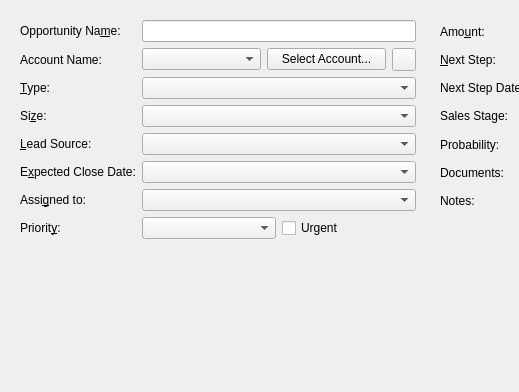
First picture: the form in client/src/details/opportunitydetails.ui, repository KDAB/FatCRM, before the edit; both pictures show x 0 to 519 and y 0 to 392 of the 855 by 392 pixel window.
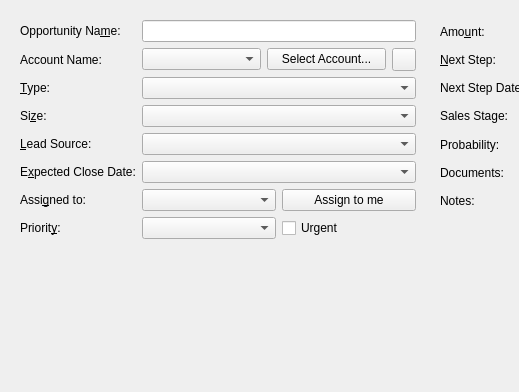
Second picture: the form after the edit. Icons and pictures are not drawn. Custom widgets are drawn as their Qt base class.

Commit message: Opportunities: Add "Assign to me" button

Patch:
```diff
--- a/client/src/details/opportunitydetails.ui
+++ b/client/src/details/opportunitydetails.ui
@@ -129,7 +129,18 @@
        </widget>
       </item>
       <item row="6" column="1">
-       <widget class="QComboBox" name="assigned_user_id"/>
+       <layout class="QHBoxLayout" name="horizontalLayout_5">
+        <item>
+         <widget class="QComboBox" name="assigned_user_id"/>
+        </item>
+        <item>
+         <widget class="QPushButton" name="assignToMeButton">
+          <property name="text">
+           <string>Assign to me</string>
+          </property>
+         </widget>
+        </item>
+       </layout>
       </item>
       <item row="7" column="0">
        <widget class="QLabel" name="label_5">
```
The commit also changes 1 other file.
